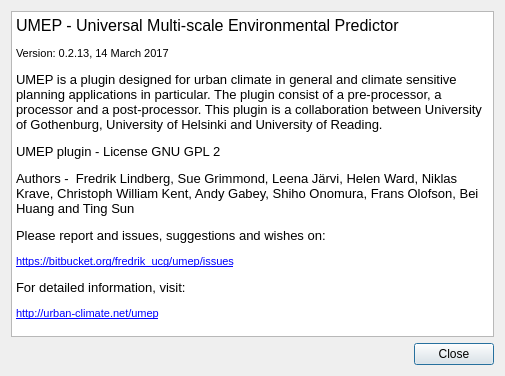
First picture: the form in UMEP_about.ui, repository UMEP-dev/UMEP, before the edit.
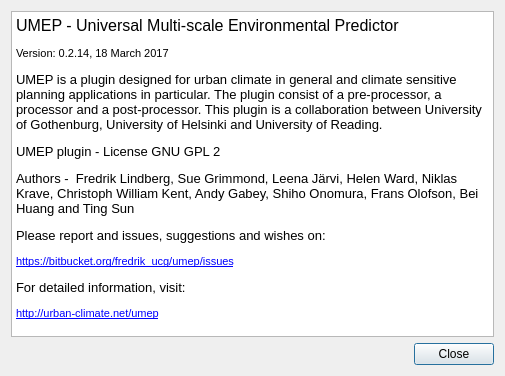
Second picture: the form after the edit.

Commit message: Version: 0.2.14. New plugin: LQf (LUCY). Updates on GQf. Bug fixing

```diff
--- a/UMEP_about.ui
+++ b/UMEP_about.ui
@@ -31,7 +31,7 @@
 p, li { white-space: pre-wrap; }
 &lt;/style&gt;&lt;/head&gt;&lt;body style=&quot; font-family:'MS Shell Dlg 2'; font-size:8.25pt; font-weight:400; font-style:normal;&quot;&gt;
 &lt;p style=&quot; margin-top:0px; margin-bottom:0px; margin-left:0px; margin-right:0px; -qt-block-indent:0; text-indent:0px;&quot;&gt;&lt;span style=&quot; font-size:12pt;&quot;&gt;UMEP - Universal Multi-scale Environmental Predictor &lt;/span&gt;&lt;/p&gt;
-&lt;p style=&quot; margin-top:12px; margin-bottom:12px; margin-left:0px; margin-right:0px; -qt-block-indent:0; text-indent:0px;&quot;&gt;&lt;span style=&quot; font-size:8pt;&quot;&gt;Version: 0.2.13, 14 March 2017&lt;/span&gt;&lt;/p&gt;
+&lt;p style=&quot; margin-top:12px; margin-bottom:12px; margin-left:0px; margin-right:0px; -qt-block-indent:0; text-indent:0px;&quot;&gt;&lt;span style=&quot; font-size:8pt;&quot;&gt;Version: 0.2.14, 18 March 2017&lt;/span&gt;&lt;/p&gt;
 &lt;p style=&quot; margin-top:12px; margin-bottom:12px; margin-left:0px; margin-right:0px; -qt-block-indent:0; text-indent:0px;&quot;&gt;&lt;span style=&quot; font-size:10pt;&quot;&gt;UMEP is a plugin designed for urban climate in general and climate sensitive planning applications in particular. The plugin consist of a pre-processor, a processor and a post-processor. This plugin is a collaboration between University of Gothenburg, University of Helsinki and University of Reading.&lt;/span&gt;&lt;/p&gt;
 &lt;p style=&quot; margin-top:12px; margin-bottom:12px; margin-left:0px; margin-right:0px; -qt-block-indent:0; text-indent:0px;&quot;&gt;&lt;span style=&quot; font-size:10pt;&quot;&gt;UMEP plugin - License GNU GPL 2&lt;/span&gt;&lt;/p&gt;
 &lt;p style=&quot; margin-top:12px; margin-bottom:12px; margin-left:0px; margin-right:0px; -qt-block-indent:0; text-indent:0px;&quot;&gt;&lt;span style=&quot; font-size:10pt;&quot;&gt;Authors -  Fredrik Lindberg, Sue Grimmond, Leena Järvi, Helen Ward, Niklas Krave, Christoph William Kent, Andy Gabey, Shiho Onomura, Frans Olofson, Bei Huang and Ting Sun&lt;/span&gt;&lt;/p&gt;
```
The commit also changes 120 other files.
